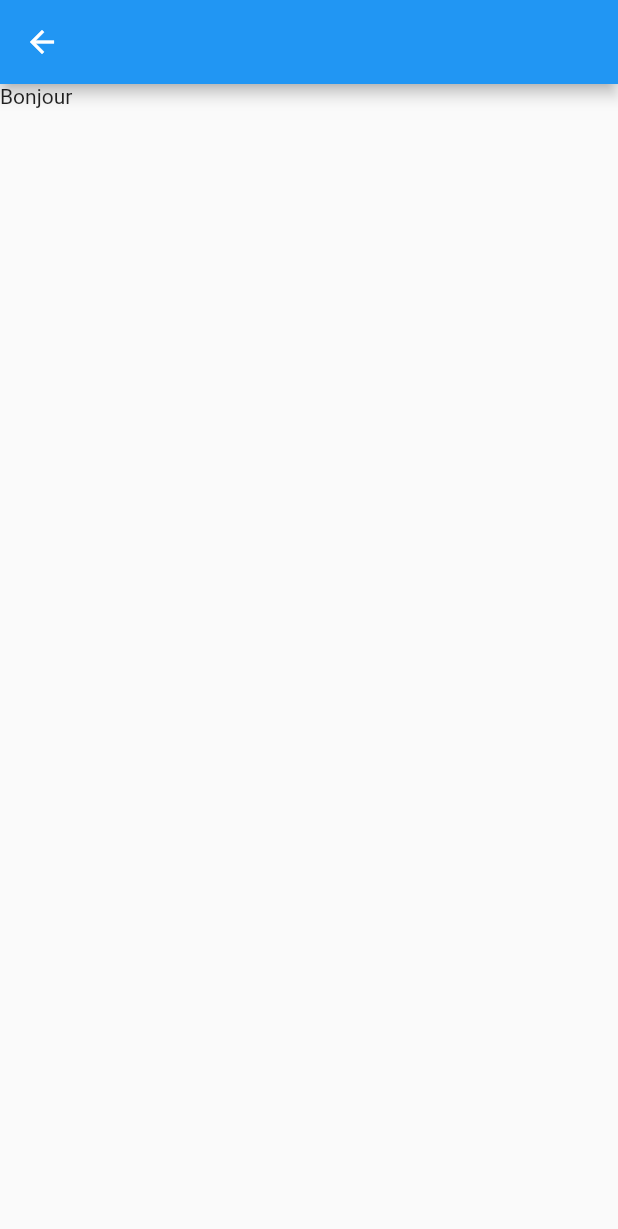
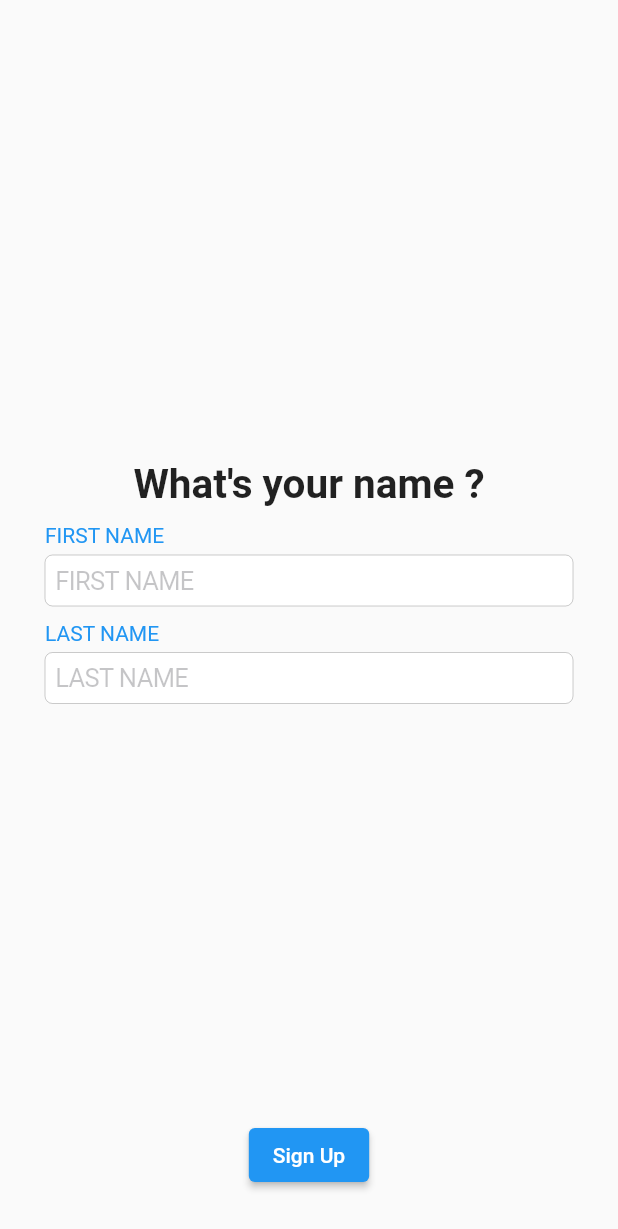
Before and after one commit to henrimengDEV/AL--Snapchat, a Flutter app: the screen it shows after launch, after a tap on "Sign Up", on a phone screen of 412 x 824 dp. Shown: the top 1229 px of the screen. Run offline on Flutter 3.47's test engine with Material 2 defaults, Android fonts, the light colour scheme and no system bars; our stand-ins replace camera, flutter_bloc, flutter_holo_date_picker, flutter_svg, google_maps_flutter; missing offline and left inert: fluttermoji.

Commit message:
[ADD] View Login/Register/Birthday

```diff
--- /dev/null
+++ b/lib/presentation/login/form_sign_up.dart
@@ -0,0 +1,39 @@
+import 'package:flutter/cupertino.dart';
+import 'package:flutter/material.dart';
+
+class FormSignUp extends StatelessWidget {
+  const FormSignUp({Key? key}) : super(key: key);
+
+  @override
+  Widget build(BuildContext context) {
+    return Column(
+      mainAxisAlignment: MainAxisAlignment.center,
+      crossAxisAlignment: CrossAxisAlignment.start,
+      children: const [
+        Center(
+          child: Text(
+            "What's your name ?",
+            style: TextStyle(
+              fontSize: 27,
+              fontWeight: FontWeight.bold,
+            ),
+          ),
+        ),
+        SizedBox(height: 10),
+        Text(
+          "FIRST NAME",
+          style: TextStyle(fontSize: 14, color: Colors.blue),
+        ),
+        SizedBox(height: 5),
+        CupertinoTextField(placeholder: "FIRST NAME"),
+        SizedBox(height: 10),
+        Text(
+          "LAST NAME",
+          style: TextStyle(fontSize: 14, color: Colors.blue),
+        ),
+        SizedBox(height: 5),
+        CupertinoTextField(placeholder: "LAST NAME"),
+      ],
+    );
+  }
+}
--- /dev/null
+++ b/lib/presentation/login/screen_sign_up.dart
@@ -0,0 +1,29 @@
+import 'package:final_flutter_project/presentation/login/screen_birthday.dart';
+import 'package:flutter/material.dart';
+
+import 'form_sign_up.dart';
+
+class ScreenSignUp extends StatelessWidget {
+  const ScreenSignUp({Key? key}) : super(key: key);
+
+  @override
+  Widget build(BuildContext context) {
+    return Scaffold(
+      body: SafeArea(
+        child: Padding(
+          padding: const EdgeInsets.all(30),
+          child: Column(
+            children: [
+              const Expanded(child: FormSignUp()),
+              ElevatedButton(
+                  onPressed: () => {Navigator.push(context,
+                  MaterialPageRoute(builder: (context) => const ScreenBirthday()))
+                  },
+                  child: const Text("Sign Up")),
+            ],
+          ),
+        ),
+      ),
+    );
+  }
+}
--- a/lib/presentation/sign_up/screen_sign_up.dart
+++ /dev/null
@@ -1,20 +0,0 @@
-import 'package:flutter/cupertino.dart';
-import 'package:flutter/material.dart';
-
-class ScreenSignUp extends StatelessWidget {
-  const ScreenSignUp({Key? key}) : super(key: key);
-
-  @override
-  Widget build(BuildContext context) {
-    return Scaffold(
-      appBar: AppBar(),
-      body: SafeArea(
-        child: Column(
-          children: [
-            Expanded(child: Text("Bonjour")),
-          ],
-        ),
-      ),
-    );
-  }
-}
```
Also changed, not shown: lib/presentation/login/form_birthday.dart (added, +32 -0 lines), lib/presentation/login/form_login.dart (added, +39 -0 lines), lib/presentation/login/screen_birthday.dart (added, +31 -0 lines), lib/presentation/login/screen_login.dart (+20 -3 lines), lib/presentation/screen_snapchat.dart (+2 -5 lines), lib/presentation/shared/date_picker.dart (added, +68 -0 lines), lib/presentation/shared/snap_button.dart (deleted, +0 -25 lines), lib/presentation/sign_up/screen_birthday.dart (deleted, +0 -10 lines), pubspec.yaml (+12 -1 lines), lib/presentation/login/screen_username.dart (renamed from lib/presentation/sign_up/screen_username.dart).
